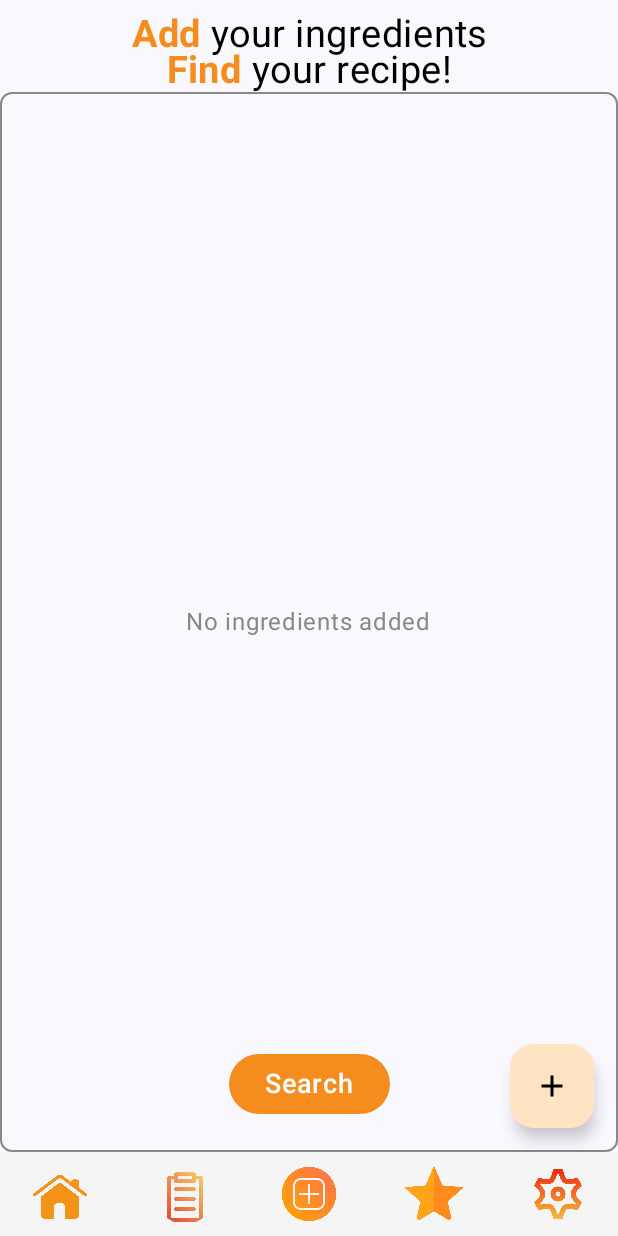
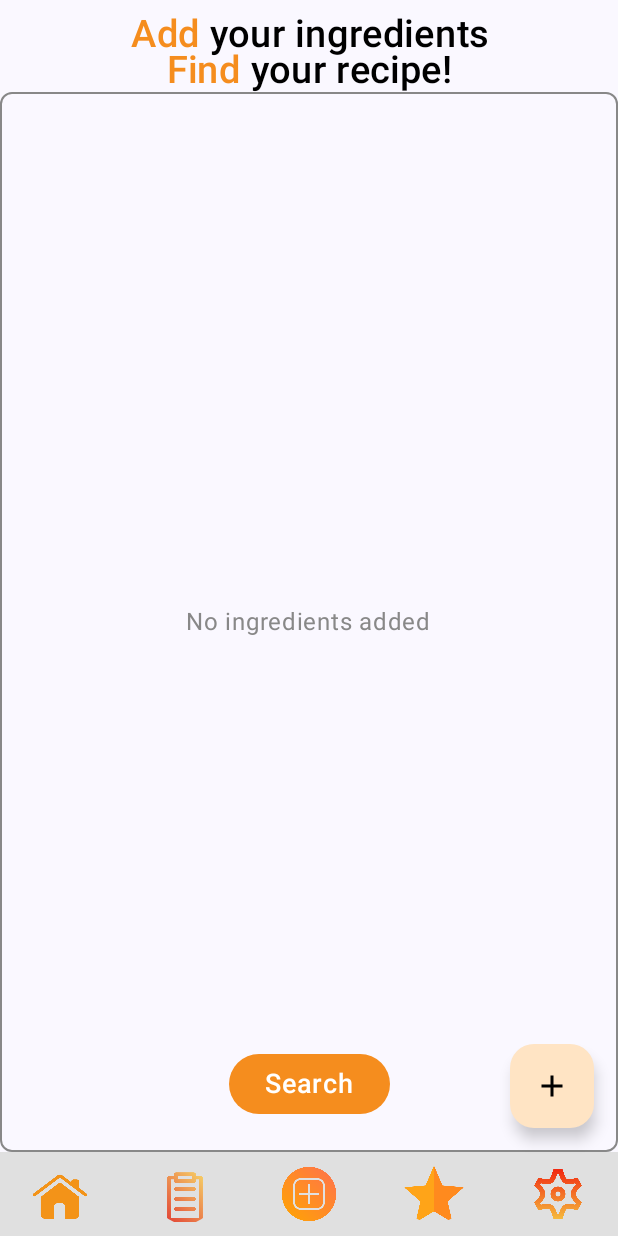
Before and after one commit to DanieleGagni/pa1469_cook_it, an Android app built with Jetpack Compose: the FilterIngredientsScreen screen opened through its navigation route, on a phone screen of 412 x 824 dp. Run offline under Robolectric (Android 15) with nearby library versions, the light colour scheme and no system bars; our stand-ins replace Firebase (no records; nobody signed in at launch, a user with empty details on screens opened directly).

Commit message:
theme changes

```diff
--- a/app/src/main/java/com/example/cookit/screens/components/NavigationBar.kt
+++ b/app/src/main/java/com/example/cookit/screens/components/NavigationBar.kt
@@ -15,6 +15,7 @@ import com.google.firebase.firestore.FirebaseFirestore
 import androidx.compose.foundation.layout.*
 import androidx.compose.material3.*
 import androidx.compose.runtime.*
+import com.example.cookit.ui.theme.lightGrey
 
 
 @Composable
@@ -27,7 +28,7 @@ fun NavigationBar(navController: NavHostController) {
     Row(
         modifier = Modifier
             .fillMaxWidth()
-            .background(Color(0xFFF5F5F5))
+            .background(lightGrey)
             .padding(horizontal = 16.dp, vertical = 4.dp)
             .navigationBarsPadding(),
         horizontalArrangement = Arrangement.SpaceBetween
@@ -101,7 +102,7 @@ fun NavigationBar(navController: NavHostController) {
             DropdownMenu(
                 expanded = isMenuExpanded,
                 onDismissRequest = { isMenuExpanded = false },
-                modifier = Modifier.background(Color(0xFFF5F5F5))
+                modifier = Modifier.background(lightGrey)
             ) {
 
                 DropdownMenuItem(
--- a/app/src/main/java/com/example/cookit/screens/editRecipe/EditRecipeScreen.kt
+++ b/app/src/main/java/com/example/cookit/screens/editRecipe/EditRecipeScreen.kt
@@ -44,6 +44,7 @@ import androidx.navigation.NavHostController
 import com.example.cookit.screens.components.Recipe
 import com.example.cookit.screens.createRecipe.AddEditIngredients
 import com.example.cookit.screens.createRecipe.AddEditStepsScreen
+import com.example.cookit.ui.theme.darkOrange
 import com.google.firebase.firestore.ktx.firestore
 import com.google.firebase.ktx.Firebase
 import kotlinx.coroutines.flow.MutableStateFlow
@@ -141,7 +142,7 @@ fun EditRecipeScreen(
                             append("Edit")
                             withStyle(
                                 style = SpanStyle(
-                                    color = Color(0xFFF58D1E),
+                                    color = darkOrange,
                                     fontWeight = FontWeight.Bold)
                             ) {
                                 append(" Recipe")
@@ -363,7 +364,7 @@ fun EditRecipeScreen(
                     enabled = isEnabled,
                     colors = ButtonDefaults.buttonColors(
                         containerColor = if (isEnabled) {
-                            Color(0xFFF58D1E)
+                            darkOrange
                         } else {
                             Color.Gray
                         },
--- a/app/src/main/java/com/example/cookit/screens/home/HomeScreen.kt
+++ b/app/src/main/java/com/example/cookit/screens/home/HomeScreen.kt
@@ -68,7 +68,7 @@ fun HomeScreen(navController: NavHostController) {
                     Spacer(modifier = Modifier.height(12.dp))
                     Text(
                         text = "Hello $userName!",
-                        style = MaterialTheme.typography.bodyLarge,
+                        style = MaterialTheme.typography.labelLarge,
                         color = Color.Black,
                         textAlign = TextAlign.Center
                     )
@@ -88,7 +88,7 @@ fun HomeScreen(navController: NavHostController) {
                         }
                         append(".")
                     },
-                    style = MaterialTheme.typography.bodyLarge.copy(fontSize = 25.sp),
+                    style = MaterialTheme.typography.labelLarge.copy(fontSize = 25.sp),
                     color = Color.Black,
                     textAlign = TextAlign.Center
                 )
--- a/app/src/main/java/com/example/cookit/screens/logIn/LogInScreen.kt
+++ b/app/src/main/java/com/example/cookit/screens/logIn/LogInScreen.kt
@@ -28,7 +28,9 @@ import androidx.compose.ui.draw.clip
 import androidx.compose.ui.text.font.FontWeight
 import androidx.compose.ui.unit.sp
 import com.example.cookit.R
+import com.example.cookit.ui.theme.backOrange
 import com.example.cookit.ui.theme.darkOrange
+import com.example.cookit.ui.theme.lightOrange
 import com.google.firebase.auth.FirebaseAuth
 
 
@@ -89,7 +91,7 @@ fun LogInScreen(
             Box(
                 modifier = Modifier
                     .fillMaxSize()
-                    .background(Color(0xFFFFF5DD))
+                    .background(Color.White)
             ) {
 
                 val scrollState = rememberScrollState()
@@ -106,7 +108,7 @@ fun LogInScreen(
                     Spacer(modifier = Modifier.height(50.dp))
 
                     Image(
-                        painter = painterResource(id = R.drawable.logo),
+                        painter = painterResource(id = R.drawable.cookit),
                         contentDescription = "App Logo",
                         modifier = Modifier
                             .fillMaxWidth()
@@ -206,7 +208,7 @@ fun LogInScreen(
                                 .clip(RoundedCornerShape(24.dp))
                                 .padding(vertical = 4.dp),
                             //screen's background color
-                            color = Color(0xFFFFF5DD)
+                            color = Color.White
                         ) {
                             Box(contentAlignment = Alignment.Center) {
                                 Text(
--- a/app/src/main/java/com/example/cookit/screens/recipe/RecipeScreen.kt
+++ b/app/src/main/java/com/example/cookit/screens/recipe/RecipeScreen.kt
@@ -47,6 +47,7 @@ import androidx.navigation.NavHostController
 import com.example.cookit.R
 import com.example.cookit.screens.components.NavigationBar
 import com.example.cookit.screens.components.Recipe
+import com.example.cookit.ui.theme.darkOrange
 import com.google.firebase.auth.FirebaseAuth
 import com.google.firebase.firestore.FieldValue
 import com.google.firebase.firestore.FirebaseFirestore
@@ -247,7 +248,7 @@ fun RecipeScreen(
                                 text = buildAnnotatedString {
                                     withStyle(
                                         style = SpanStyle(
-                                            color = Color(0xFFF58D1E),
+                                            color = darkOrange,
                                             fontWeight = FontWeight.Bold
                                         )
                                     ) {
--- a/app/src/main/java/com/example/cookit/screens/searchRecipe/FilterIngredientsScreen.kt
+++ b/app/src/main/java/com/example/cookit/screens/searchRecipe/FilterIngredientsScreen.kt
@@ -4,6 +4,7 @@ package com.example.cookit.screens.searchRecipe
 import android.os.Bundle
 import androidx.activity.ComponentActivity
 import androidx.activity.compose.setContent
+import androidx.compose.foundation.background
 import androidx.compose.foundation.border
 import androidx.compose.foundation.layout.Arrangement
 import androidx.compose.foundation.layout.Box
@@ -45,6 +46,7 @@ import androidx.navigation.NavHostController
 import com.example.cookit.ui.theme.CookItTheme
 import com.example.cookit.screens.components.NavigationBar
 import com.example.cookit.ui.theme.darkOrange
+import com.example.cookit.ui.theme.lightGrey
 import com.example.cookit.ui.theme.lightOrange
 
 class FilterIngredientsScreen : ComponentActivity() {
@@ -73,36 +75,19 @@ fun FilterIngredientsScreen(navController: NavHostController, viewModel: SearchR
                     .padding(WindowInsets.statusBars.asPaddingValues())
                     .padding(top = 8.dp)
             ) {
+
                 Text(
                     text = buildAnnotatedString {
-                        withStyle(
-                            style = SpanStyle(
-                                color = darkOrange,
-                                fontWeight = FontWeight.Bold
-                            )
-                        ) {
+                        withStyle(style = SpanStyle(color = darkOrange)) { // Color naranja para "Cook"
                             append("Add")
                         }
                         append(" your ingredients\n")
-
-                        withStyle(
-                            style = SpanStyle(
-                                color = darkOrange,
-                                fontWeight = FontWeight.Bold
-                            )
-                        ) {
+                        withStyle(style = SpanStyle(color = darkOrange)) { // Color naranja para "Cook"
                             append("Find")
                         }
                         append(" your recipe!")
                     },
-                    /*
-                    style = MaterialTheme.typography.bodyMedium.copy(
-                        fontSize = 25.sp,
-                        lineHeight = 32.sp
-                    ),
-
-                     */
-                    style = MaterialTheme.typography.bodyLarge.copy(fontSize = 25.sp),
+                    style = MaterialTheme.typography.labelLarge.copy(fontSize = 25.sp),
                     color = Color.Black,
                     textAlign = TextAlign.Center,
                     modifier = Modifier.fillMaxWidth()
@@ -175,9 +160,12 @@ fun FilterIngredientsScreen(navController: NavHostController, viewModel: SearchR
                 modifier = Modifier
                     .align(Alignment.BottomCenter)
                     .padding(bottom = 13.dp),
-                        colors = ButtonDefaults.buttonColors(containerColor = Color(0xFFF58D1E))
+                        colors = ButtonDefaults.buttonColors(containerColor = darkOrange)
             ) {
-                Text("Search")
+                Text(
+                    text = "Search",
+                    style = MaterialTheme.typography.labelLarge
+                )
             }
         }
     }
@@ -195,7 +183,9 @@ fun FilterIngredientsScreen(navController: NavHostController, viewModel: SearchR
                     singleLine = true
                 )
             },
-            modifier = Modifier.padding(horizontal = 32.dp),
+            shape = RoundedCornerShape(25.dp),
+            modifier = Modifier
+                .padding(horizontal = 32.dp),
             properties = DialogProperties(usePlatformDefaultWidth = false),
             confirmButton = {
                 TextButton(
@@ -214,7 +204,8 @@ fun FilterIngredientsScreen(navController: NavHostController, viewModel: SearchR
                 TextButton(onClick = { isDialogOpen = false }) {
                     Text("Cancel")
                 }
-            }
+            },
+            //containerColor = lightGrey
         )
     }
 }
--- a/app/src/main/java/com/example/cookit/ui/theme/Color.kt
+++ b/app/src/main/java/com/example/cookit/ui/theme/Color.kt
@@ -12,3 +12,8 @@ val Pink40 = Color(0xFF7D5260)
 
 val darkOrange = Color(0xFFF58D1E)
 val lightOrange = Color(0xFFFFE4C4)
+val backOrange = Color(0xFFFFF5DD)
+
+val lightGrey = Color(0xFFE0E0E0)
+
+val lightRed = Color(0xFFFFCDD2)
```
Also changed, not shown: app/src/main/java/com/example/cookit/screens/createRecipe/CreateRecipeScreen.kt (+25 -22 lines), app/src/main/java/com/example/cookit/screens/listRecipes/ListRecipesScreen.kt (+17 -6 lines), app/src/main/java/com/example/cookit/screens/shoppingList/ShoppingListScreen.kt (+9 -8 lines), app/src/main/java/com/example/cookit/screens/signUp/SignUpScreen.kt (+4 -3 lines), app/src/main/java/com/example/cookit/ui/theme/Type.kt (+22 -0 lines), app/src/main/res/drawable/cookit.png (added).
